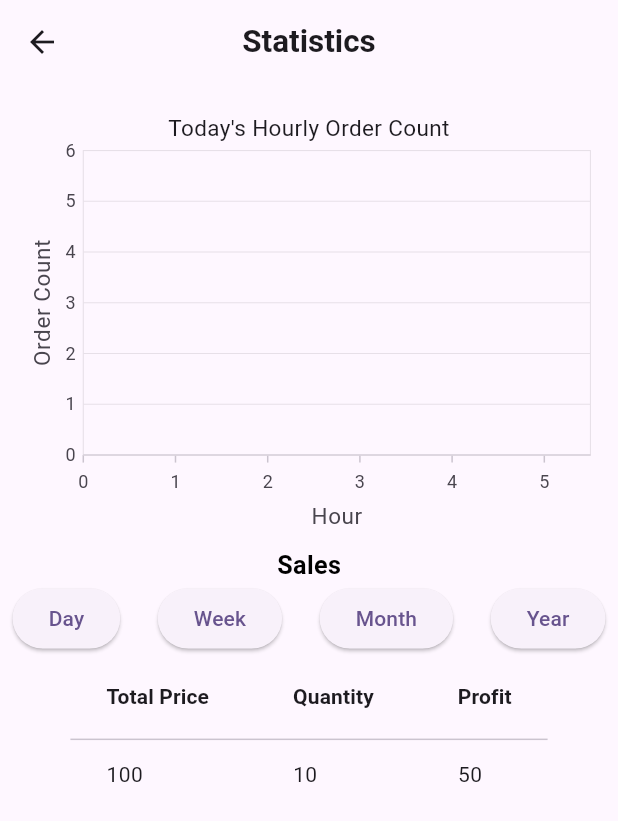
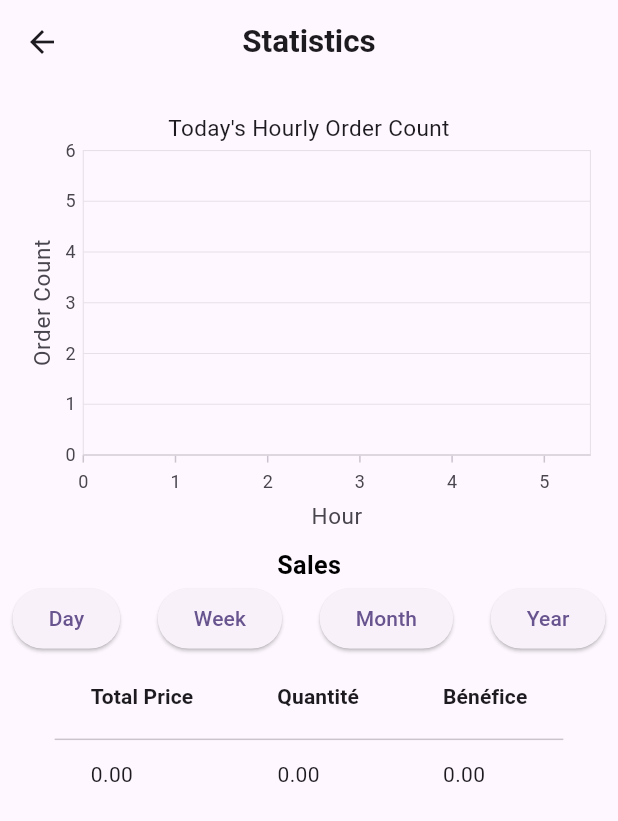
Before and after one commit to PapeAlioune1996/fiboutiquesv1, a Flutter app: the Statistics screen opened directly, after a tap on "Week", on a phone screen of 412 x 824 dp. Shown: the top 821 px of the screen. Run offline on Flutter 3.47's test engine with Material 2 defaults, Android fonts, the light colour scheme and no system bars; our stand-ins replace audio_service, flutter_screenutil, fluttertoast, hive, hive_flutter, syncfusion_flutter_charts; missing offline and left inert: audio_waveforms, circular_bottom_navigation; accounts and stored records are empty.

Commit message:
update nw commit

```diff
--- a/lib/Providers/database_provider.dart
+++ b/lib/Providers/database_provider.dart
@@ -1,8 +1,12 @@
+import 'package:fiboutiquesv1/Database/order_details.dart';
 import 'package:fiboutiquesv1/Database/product.dart';
 import 'package:fiboutiquesv1/main.dart';
 import 'package:flutter/material.dart';
 import 'package:flutter_screenutil/flutter_screenutil.dart';
 import 'package:fluttertoast/fluttertoast.dart';
+import 'package:intl/intl.dart';
+import 'dart:core';
+import 'dart:math';
 import 'package:intl/intl.dart';
 
 class DatabaseProvider extends ChangeNotifier {
@@ -26,6 +30,11 @@ class DatabaseProvider extends ChangeNotifier {
   //
   int selectedProductIndex = -1;
 
+  //initialise
+
+  double totalSales =   0.0;
+  double totalQuantity = 0.0;
+  double totalProfit = 0.0;
 
 
   Future<void> getData() async {
@@ -42,8 +51,60 @@ class DatabaseProvider extends ChangeNotifier {
     print("get called");
     notifyListeners();
   }
+void addData(BuildContext context) {
+  bool isProductExists = false;
 
-  void addData(BuildContext context) {
+  // Check if the product name already exists in the database
+  for (var product in productsDetails) {
+    if (product["name"] == productNameController.text) {
+      isProductExists = true;
+      break;
+    }
+  }
+
+  if (isProductExists) {
+    Fluttertoast.showToast(msg: "Ce produit exist déjà!");
+  } else {
+    // Product name doesn't exist, add the product to the database
+    products.put(
+      productNameController.text,
+      Product(
+        details: {
+          "name": productNameController.text,
+          "buyingPrice": productBuyingPriceController.text,
+          "sellingPrice": productSellingPriceController.text,
+        },
+      ),
+    );
+    Fluttertoast.showToast(msg: "Product added successfully");
+  }
+
+  productNameController.clear();
+  productSellingPriceController.clear();
+  productBuyingPriceController.clear();
+  getData();
+  notifyListeners();
+}
+
+//update Products
+void updateProductPrices(String productName, double newSellingPrice, double newBuyingPrice) {
+  var productIndex = selectedProducts.indexWhere((product) => product["name"] == productName);
+  if (productIndex != -1) {
+    // Check if buyingPrice is not higher than sellingPrice
+    if (newBuyingPrice > newSellingPrice) {
+      Fluttertoast.showToast(msg: "Le prix d'achat ne peut pas être supérieur au prix de vente");
+      return ;
+    }
+
+    selectedProducts[productIndex]["sellingPrice"] = newSellingPrice.toString();
+    selectedProducts[productIndex]["buyingPrice"] = newBuyingPrice.toString();
+    notifyListeners();
+  }
+}
+
+
+
+  /*void addData(BuildContext context) {
     products.put(
       productNameController.text,
       Product(
@@ -60,7 +121,7 @@ class DatabaseProvider extends ChangeNotifier {
     productBuyingPriceController.clear();
     getData();
     notifyListeners();
-  }
+  }*/
 
   deleteData() {
     products.deleteAt(selectedIndex);
@@ -158,13 +219,6 @@ void setText(int index) {
 //////////////////
 void generateControllers(Map<dynamic, dynamic> selectedProducts) {
 
-  //if(productQuantityController.isEmpty) {
-  //   productSellingPriceController1.clear();
-  //   productBuyingPriceController1.clear();
-
-
-
-
       TextEditingController buyingPriceController =
       TextEditingController(text: selectedProducts["buyingPrice"]);
       TextEditingController sellingPriceController =
@@ -173,14 +227,10 @@ void generateControllers(Map<dynamic, dynamic> selectedProducts) {
       productBuyingPriceController1.add(buyingPriceController);
       productSellingPriceController1.add(sellingPriceController);
 
+    print('${productBuyingPriceController1.length}');
 
+    productQuantityController.add(TextEditingController(text: "1.0") );
 
-
-    print('${productBuyingPriceController1.length}');
-    // if (productQuantityController == null || productQuantityController.isEmpty) {
-    productQuantityController.add(TextEditingController(text: "1.0") );
- // }
- // }
 }
 
 /////////////////
@@ -210,9 +260,11 @@ if (selectedProducts.isEmpty) {
         productsDetails[productIndex]["quantity"] = 1.0;
       }
       selectedProducts.add(productsDetails[productIndex]);
+
     }
+
+
    generateControllers(productsDetails[productIndex]);
-
     searched = false;
     isOpen = !isOpen;
 
@@ -223,55 +275,6 @@ if (selectedProducts.isEmpty) {
   }
 }
 
- /*onSelect(int index) async {
-   print("products details ========:$productsDetails ");
-   print("products index ========:${productsDetails[index]} ");
-  if (index >= 0 && index < productsDetails.length) {
-    bool isAlreadySelected = false;
-    //print(index);
-    print("amnadara ${productsDetails[index]}");
-
-    for (var element in selectedProducts) {
-      if (productsDetails[index]["name"]
-          .toString()
-          .contains(element["name"])) {
-            print("detail name ${productsDetails[index]["name"]}");
-        isAlreadySelected = true;
-        print("${element["name"]} already available");
-        Fluttertoast.showToast(msg: "${element["name"]} already available");
-        break;
-      }
-    }
-
-    if (!isAlreadySelected) {
-      print("${productsDetails[index]["name"]} not available");
-
-      if (productsDetails[index]["quantity"] == null) {
-        productsDetails[index]["quantity"] = 1.0;
-      }
-      selectedProducts.add(productsDetails[index]);
-      print("selected products: ${productsDetails[index]}");
-    }
-
-   searched = false;
-    isOpen = !isOpen;
-
-    print("selected products: ${selectedProducts}");
-    productCount = selectedProducts.length;
-    print("Number of Products: $productCount");
-    //print("selected products: ${selectedProducts}");
-
-    notifyListeners();
-  } else {
-    print("Invalid index selected!");
-  }
-} */
-
-
-
-
-
-//
 Future<void> saveOrder() async {
   DateTime dateTime = DateTime.now();
   for (var element in selectedProducts) {
@@ -280,7 +283,7 @@ Future<void> saveOrder() async {
     String buyingPrice = productBuyingPriceController1[selectedProducts.indexOf(element)].text;
     String quantity = productQuantityController[selectedProducts.indexOf(element)].text;
     double totalPrice = double.parse(sellingPrice) * double.parse(quantity);
-    double profit = double.parse(sellingPrice) - double.parse(buyingPrice);
+    double profit = (double.parse(sellingPrice) * double.parse(quantity)) - (double.parse(buyingPrice) * double.parse(quantity));
 
     await orders.put(
       "order${orders.length}",
@@ -360,15 +363,33 @@ Future<void> saveOrder() async {
   var productIndex = await selectedProducts.indexWhere((product) => product["name"] == productName);
 
   if (productIndex != -1) {
+    // Clear the corresponding text controllers
+    productBuyingPriceController1.removeAt(productIndex);
+    productSellingPriceController1.removeAt(productIndex);
+    productQuantityController.removeAt(productIndex);
+
     selectedProducts.removeAt(productIndex);
-    print(productIndex);
     productCount = selectedProducts.length;
-    generateControllers(productsDetails[productIndex]);
     notifyListeners();
   } else {
     print("Product not found in selected products!");
   }
 }
+
+  /*void removeSelectedProduct(String productName) async {
+  var productIndex = await selectedProducts.indexWhere((product) => product["name"] == productName);
+
+  if (productIndex != -1) {
+    selectedProducts.removeAt(productIndex);
+    print(productIndex);
+    productCount = selectedProducts.length;
+    generateControllers(productsDetails[productIndex]);
+    //productsDetails.clear();
+    notifyListeners();
+  } else {
+    print("Product not found in selected products!");
+  }
+}*/
 
 
   //
@@ -496,16 +517,21 @@ Future<void> saveOrder() async {
               onPressed: () {
                 Navigator.pop(context);
               },
-              child: Text("Cancel",
+              child: Text("Annuler",
                   style: TextStyle(color: color, fontSize: 15.sp))),
           TextButton(
             onPressed: () {
               if (productNameController.text.isEmpty) {
-                Fluttertoast.showToast(msg: "Please add product name");
-              } else if (productBuyingPriceController.text.isEmpty) {
-                Fluttertoast.showToast(msg: "Please add product buying price");
-              } else if (productSellingPriceController.text.isEmpty) {
-                Fluttertoast.showToast(msg: "Please add product selling price");
+                Fluttertoast.showToast(msg: "Ajouter le nom du produit svp");
+              } else if (productBuyingPriceController.text.isEmpty ) {
+                Fluttertoast.showToast(msg: "Ajouter le prix d'achat svp");
+
+              }
+               else if(double.parse(productBuyingPriceController.text) > double.parse(productSellingPriceController.text)){
+                   Fluttertoast.showToast(msg: "Le prix d'achat ne doit pas etre supperieur au prix de vente");
+                }
+               else if (productSellingPriceController.text.isEmpty) {
+                Fluttertoast.showToast(msg: "Ajouter le prix de reviens svp");
               } else {
                 addData(context);
                 Navigator.pop(
@@ -513,7 +539,7 @@ Future<void> saveOrder() async {
               }
             },
             child: Text(
-              "Save",
+              "Enregistrer",
               style: TextStyle(color: color, fontSize: 15.sp),
             ),
           ),
@@ -522,106 +548,122 @@ Future<void> saveOrder() async {
     );
   }
 
-
 void getOrdersForCurrentDay() {
-  ordersDetails.clear();
-  double totalSales = 0;
-  double totalQuantity = 0;
-  double totalProfit = 0;
-
-  // Get the current date in the format dd/MM/yyyy
-  String currentDate = DateFormat('dd/MM/yyyy').format(DateTime.now());
-
-  for (int a = 0; a < orders.length; a++) {
-    var val = orders.getAt(a).details;
-    String date = val["date"];
-
-    // Extract date and time parts using regex pattern
-    RegExp regExp = RegExp(r"Time: (\d+:\d+)  Date: (\d+/\d+/\d+)");
-    Match? match = regExp.firstMatch(date);
-    if (match != null && match.groupCount == 2) {
-      String time = match.group(1)!;
-      String formattedOrderDate = match.group(2)!; // Extract the date part (e.g., 8/10/2023)
-
-      // Compare the order date with the current date
-      if (formattedOrderDate == currentDate) {
-        ordersDetails.add(val);
-        // Calculate total sales, total quantity, and total profit for the current day
-        totalSales += double.parse(val["totalPrice"]);
-        totalQuantity += double.parse(val["quantity"]);
-        totalProfit += double.parse(val["profit"]);
-      }
-    }
-  }
-
-  print('Total Sales for Today: \$${totalSales.toStringAsFixed(2)}');
-  print('Total Quantity Sold Today: ${totalQuantity.toStringAsFixed(2)}');
-  print('Total Profit for Today: \$${totalProfit.toStringAsFixed(2)}');
-
-
-}
-
-
-
-
-
-/*void getOrdersForCurrentDay() {
   String currentDate = DateFormat('dd/MM/yyyy').format(DateTime.now());
   print('Current Date: $currentDate'); // Debug statement
 
-  double totalSales = 0;
-  double totalQuantity = 0;
-  double totalProfit = 0;
+ // double totalSales = 0;
+ // double totalQuantity = 0;
+ // double totalProfit = 0;
 
+  if (ordersDetails.isNotEmpty) {
     for (var order in ordersDetails) {
       String orderDate = order["date"].toString();
       print('Order Date: $orderDate'); // Debug statement
 
       // Extract date and time parts from the orderDate string
-    List<String> dateAndTimeParts = orderDate.split(' ');
+      List<String> dateAndTimeParts = orderDate.split('Date: ');
 
-    // Extract time parts and date parts
-    List<String> timeParts = dateAndTimeParts[3].split(':');
-    List<String> dateParts = dateAndTimeParts[3].split('/');
+      // Extract time parts
+      String timePart = dateAndTimeParts[0].replaceAll('Time: ', '').trim();
+      List<String> timeParts = timePart.split(':');
 
+      // Handle cases where hours are not zero-padded (24-hour format)
+      int hour = int.parse(timeParts[0].trim()) % 24;
+      int minute = int.parse(timeParts[1].trim());
 
-    String hour = timeParts[1];
-    String minute = timeParts[2];
+      // Extract date parts
+      List<String> dateParts = dateAndTimeParts[1].split('/');
+      int day = int.parse(dateParts[0]);
+      int month = int.parse(dateParts[1]);
+      int year = int.parse(dateParts[2]);
 
-    String day = dateParts[0];
-    String month = dateParts[1];
-    String year = dateParts[2];
+      DateTime orderDateTime = DateTime(year, month, day, hour, minute);
+      print('Order Date Time===: $orderDateTime'); // Debug statement
 
-    // Format the extracted date components into the expected format
-    String formattedOrderDate = '$day/$month/$year';
-    print('Formatted Order Date: $formattedOrderDate'); // Debug statement
-
-    if (formattedOrderDate == currentDate) {
+      if (orderDateTime.day == DateTime.now().day &&
+          orderDateTime.month == DateTime.now().month &&
+          orderDateTime.year == DateTime.now().year) {
         // Extract other order details and perform calculations
-      String sellingPrice = order["sellingPrice"];
-      String quantity = order["quantity"];
+        String totalPricies = order["totalPrice"];
+        String quantities = order["quantity"];
         String profit = order["profit"];
 
-      double totalPrice = double.parse(sellingPrice) * double.parse(quantity);
+        double totalPrice = double.parse(totalPricies);
+        double quantity = double.parse(quantities);
         double profitValue = double.parse(profit);
 
         totalSales += totalPrice;
-      totalQuantity += double.parse(quantity);
+        totalQuantity += quantity;
+        totalProfit += profitValue;
+      }
+
+    }
+    ordersDetails.clear();
+
+  }
+  notifyListeners();
+  print('Total Sales for Today: ${totalSales.toStringAsFixed(2)}');
+  print('Total Quantity Sold Today: ${totalQuantity.toStringAsFixed(2)}');
+  print('Total Profit for Today: ${totalProfit.toStringAsFixed(2)}');
+
+}
+
+//week
+void getOrdersForCurrentWeek() {
+  DateTime now = DateTime.now();
+  DateTime startOfWeek = DateTime(now.year, now.month, now.day - now.weekday);
+  DateTime endOfWeek = startOfWeek.add(Duration(days: 7));
+
+  //double totalSales = 0;
+  //double totalQuantity = 0;
+  //double totalProfit = 0;
+
+  if (ordersDetails.isNotEmpty) {
+    for (var order in ordersDetails) {
+      String orderDate = order["date"].toString();
+
+      List<String> dateAndTimeParts = orderDate.split('Date: ');
+      String timePart = dateAndTimeParts[0].replaceAll('Time: ', '').trim();
+      List<String> timeParts = timePart.split(':');
+      int hour = int.parse(timeParts[0].trim()) % 24;
+      int minute = int.parse(timeParts[1].trim());
+
+      List<String> dateParts = dateAndTimeParts[1].split('/');
+      int day = int.parse(dateParts[0]);
+      int month = int.parse(dateParts[1]);
+      int year = int.parse(dateParts[2]);
+
+      DateTime orderDateTime = DateTime(year, month, day, hour, minute);
+
+      if (orderDateTime.isAfter(startOfWeek) && orderDateTime.isBefore(endOfWeek)) {
+        String totalPrices = order["totalPrice"];
+        String quantities = order["quantity"];
+        String profit = order["profit"];
+
+        double totalPrice = double.parse(totalPrices);
+        double quantity = double.parse(quantities);
+        double profitValue = double.parse(profit);
+
+        totalSales += totalPrice;
+        totalQuantity += quantity;
         totalProfit += profitValue;
       }
     }
+    ordersDetails.clear();
+  }
 
-  print('Total Sales for Today: \$${totalSales.toStringAsFixed(2)}');
-  print('Total Quantity Sold Today: ${totalQuantity.toStringAsFixed(2)}');
-  print('Total Profit for Today: \$${totalProfit.toStringAsFixed(2)}');
-}*/
-
-
-
+  notifyListeners();
+  print('Total Sales for Current Week: ${totalSales.toStringAsFixed(2)}');
+  print('Total Quantity Sold this Week: ${totalQuantity.toStringAsFixed(2)}');
+  print('Total Profit for Current Week: ${totalProfit.toStringAsFixed(2)}');
+}
 
 
 
 }
+//month
+
 
 //sales
 
--- a/lib/main.dart
+++ b/lib/main.dart
@@ -18,6 +18,9 @@ void main() async {
   Hive.registerAdapter(OrderDetailsAdapter());
   products = await Hive.openBox<Product>("products");
   orders = await Hive.openBox<Product>("orders");
+
+  //print('Path to products database: ${products.path}');
+ // print('Path to orders database: ${orders.path}');
   runApp(
       ChangeNotifierProvider(
         create: (context) => TotalPriceProvider(),
--- a/lib/screen/statistics.dart
+++ b/lib/screen/statistics.dart
@@ -78,24 +78,25 @@ class _StatisticsState extends State<Statistics> {
     Row(
       mainAxisAlignment: MainAxisAlignment.spaceBetween,
       children: [
-         Consumer<DatabaseProvider>(
-  builder: (context, databaseProvider, child) =>
+
         ElevatedButton(
-          onPressed: () {
-            //databaseProvider.getOrdersForCurrentDay();
+          onPressed: ()  {
+            Provider.of<DatabaseProvider>(context, listen: false).getOrdersForCurrentDay();
           },
           child: Text('Day'),
         ),
-        ),
+
         ElevatedButton(
-          onPressed: () {
-            // Add functionality for the second button here
+          onPressed: ()  {
+
+             Provider.of<DatabaseProvider>(context, listen: false).getOrdersForCurrentWeek();
           },
           child: Text('Week'),
         ),
         ElevatedButton(
           onPressed: () {
-            // Add functionality for the third button here
+
+            //Provider.of<DatabaseProvider>(context, listen: false).getOrdersForCurrentMonth();
           },
           child: Text('Month'),
         ),
@@ -109,7 +110,16 @@ class _StatisticsState extends State<Statistics> {
     ),
 
      // Add the DataTable widget with three columns: Total Price, Quantity, and Profit
-            DataTable(
+    Consumer<DatabaseProvider>(
+              builder: (context, databaseProvider, child) {
+                 String totalSalesText = databaseProvider.totalSales.toStringAsFixed(2);
+                 String totalQuantityText = databaseProvider.totalQuantity.toStringAsFixed(2);
+                 String totalProfitText = databaseProvider.totalProfit.toStringAsFixed(2);
+
+
+                List<DataRow> rows = []; // Initialize with actual data
+
+                return DataTable(
   columns: const <DataColumn>[
     DataColumn(
       label: Text(
@@ -121,7 +131,7 @@ class _StatisticsState extends State<Statistics> {
     ),
     DataColumn(
       label: Text(
-                    'Quantity',
+        'Quantité',
         style: TextStyle(
           fontWeight: FontWeight.bold,
         ),
@@ -129,7 +139,7 @@ class _StatisticsState extends State<Statistics> {
     ),
     DataColumn(
       label: Text(
-                    'Profit',
+        'Bénéfice',
         style: TextStyle(
           fontWeight: FontWeight.bold,
         ),
@@ -139,13 +149,16 @@ class _StatisticsState extends State<Statistics> {
   rows: <DataRow>[
     DataRow(
       cells: <DataCell>[
-                    DataCell(Text('100')), // Replace with actual data
-                    DataCell(Text('10')), // Replace with actual data
-                    DataCell(Text('50')), // Replace with actual data
+        DataCell(Text(totalSalesText)),
+        DataCell(Text(totalQuantityText)),
+        DataCell(Text(totalProfitText)),
       ],
     ),
-                // Add more DataRow widgets for additional data rows
   ],
+);
+
+
+              },
             ),
 
   ],
--- a/pubspec.yaml
+++ b/pubspec.yaml
@@ -51,6 +51,7 @@ dependencies:
   permission_handler: ^11.0.0
   percent_indicator: ^4.2.2
   shared_preferences: ^2.2.1
+  audio_service: ^0.18.12
   #shared_storage: ^0.8.0
 
 
```
Also changed, not shown: lib/Providers/audio_rec_play_provider.dart (+11 -1 lines), lib/screen/home.dart (+5 -43 lines), lib/Providers/audiohandler.dart (added), pubspec.lock, 2 other files. Lines whose indentation alone changed are shown as unchanged.
